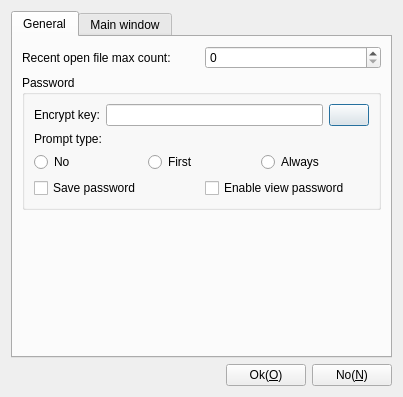
Old version of the form App/Viewer/ParameterDlgSettings.ui in the repository KangLin/RabbitRemoteControl.
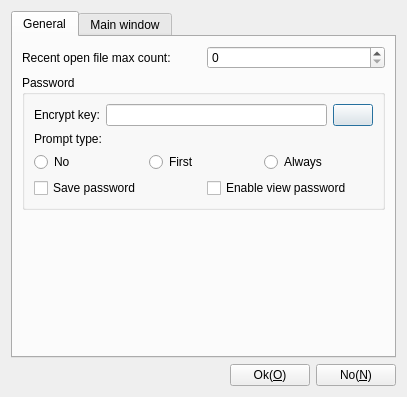
New version of the form. The open tabs and pages were chosen to show the change. Icons and pictures are not drawn.

```diff
--- a/App/Viewer/ParameterDlgSettings.ui
+++ b/App/Viewer/ParameterDlgSettings.ui
@@ -6,7 +6,7 @@
    <rect>
     <x>0</x>
     <y>0</y>
-    <width>403</width>
+    <width>407</width>
     <height>394</height>
    </rect>
   </property>
```
Left out of the diff: 2 changed lines with no effect on the pictures.
